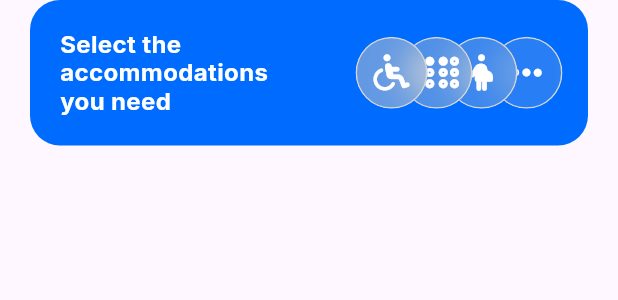
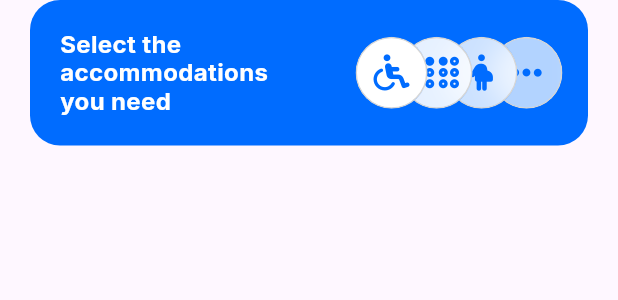
Before and after one commit to simaopsbarbosa/Inclui, a Flutter app: the UserPreferencesModal widget shown alone on an empty page, opened directly with empty values, on a phone screen of 412 x 824 dp. Shown: the top 300 px of the screen. Run offline on Flutter 3.47's test engine with Material 3 defaults, Android fonts, the phone set to English and light mode, and no system bars; our stand-ins replace firebase_auth, firebase_core, firebase_database, flutter_dotenv, font_awesome_flutter, geolocator and 2 more; accounts and stored records are empty; generated files the repository leaves out were written again.

```diff
--- a/src/inclui/lib/widgets/user_preferences_modal.dart
+++ b/src/inclui/lib/widgets/user_preferences_modal.dart
@@ -45,7 +45,7 @@ class UserPreferencesModal extends StatelessWidget {
               ),
             ),
             SizedBox(
-              width: 135, // adjust as needed
+              width: 135,
               height: 48,
               child: Stack(
                 clipBehavior: Clip.none,
@@ -54,9 +54,9 @@ class UserPreferencesModal extends StatelessWidget {
                     left: 90,
                     child: CircleIcon(
                       icon: FontAwesomeIcons.ellipsis,
-                      iconColor: Colors.white,
-                      backgroundColor: Color.fromARGB(255, 198, 198, 198),
-                      transparency: 0.2,
+                      iconColor: Theme.of(context).primaryColor,
+                      backgroundColor: Colors.white,
+                      transparency: 0.7,
                       size: 48,
                     ),
                   ),
@@ -64,9 +64,9 @@ class UserPreferencesModal extends StatelessWidget {
                     left: 60,
                     child: CircleIcon(
                       icon: FontAwesomeIcons.personPregnant,
-                      iconColor: Colors.white,
-                      backgroundColor: Color.fromARGB(255, 198, 198, 198),
-                      transparency: 0.3,
+                      iconColor: Theme.of(context).primaryColor,
+                      backgroundColor: Colors.white,
+                      transparency: 0.8,
                       size: 48,
                     ),
                   ),
@@ -74,9 +74,9 @@ class UserPreferencesModal extends StatelessWidget {
                     left: 30,
                     child: CircleIcon(
                       icon: FontAwesomeIcons.braille,
-                      iconColor: Colors.white,
-                      backgroundColor: Color.fromARGB(255, 198, 198, 198),
-                      transparency: 0.4,
+                      iconColor: Theme.of(context).primaryColor,
+                      backgroundColor: Colors.white,
+                      transparency: 0.90,
                       size: 48,
                     ),
                   ),
@@ -84,9 +84,8 @@ class UserPreferencesModal extends StatelessWidget {
                     left: 0,
                     child: CircleIcon(
                       icon: FontAwesomeIcons.wheelchair,
-                      iconColor: Colors.white,
-                      backgroundColor: Color.fromARGB(255, 198, 198, 198),
-                      transparency: 0.5,
+                      iconColor: Theme.of(context).primaryColor,
+                      backgroundColor: Colors.white,
                       size: 48,
                     ),
                   ),
```
